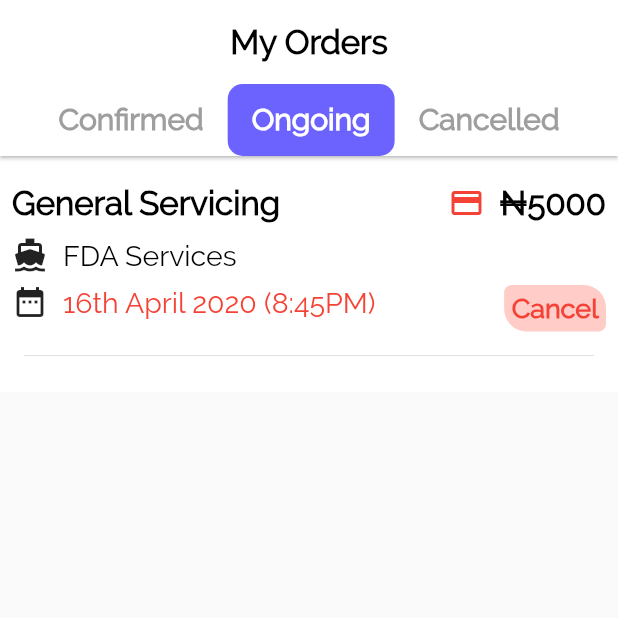
After one commit to ologunB/autoserve, a Flutter app: the OrdersView screen opened directly, tab 2 chosen, on a phone screen of 412 x 824 dp, the top half of it. The commit adds this screen. Run offline on Flutter 3.47's test engine with Material 2 defaults, Android fonts, the phone set to English and light mode, and no system bars; our stand-ins replace pin_code_fields; missing offline and left inert: country_pickers.

Commit message:
First Commit

```diff
--- a/lib/views/auth/register_complete_page.dart
+++ b/lib/views/auth/register_complete_page.dart
@@ -15,7 +15,7 @@ class _RegisterCompleteScreenState extends State<RegisterCompleteScreen> {
       body: InkWell(
         onTap: () {
           Navigator.of(context).pushReplacement(
-              CupertinoPageRoute(builder: (context) => LayoutTemplate()));
+              MaterialPageRoute(builder: (context) => LayoutTemplate()));
         },
         child: Container(
           padding: EdgeInsets.all(20),
--- /dev/null
+++ b/lib/views/orders/ongoing/ongoing_order.dart
@@ -0,0 +1,109 @@
+import 'package:flutter/cupertino.dart';
+import 'package:flutter/material.dart';
+
+class OngoingOrders extends StatefulWidget {
+  @override
+  _OngoingOrdersState createState() => _OngoingOrdersState();
+}
+
+class _OngoingOrdersState extends State<OngoingOrders> {
+  @override
+  Widget build(BuildContext context) {
+    return Container(
+      child: ListView.builder(
+        itemBuilder: (context, index) {
+          return Container(
+            padding: EdgeInsets.all(8),
+            color: Colors.white,
+            child: Column(
+              children: <Widget>[
+                Row(
+                  mainAxisAlignment: MainAxisAlignment.spaceBetween,
+                  children: <Widget>[
+                    Expanded(
+                        child: Padding(
+                      padding: const EdgeInsets.symmetric(vertical: 10.0),
+                      child: Text(
+                        "General Servicing",
+                        style: TextStyle(
+                            fontSize: 22,
+                            fontWeight: FontWeight.w800,
+                            color: Colors.black),
+                      ),
+                    )),
+                    Icon(
+                      Icons.payment,
+                      color: Colors.red,
+                    ),
+                    SizedBox(width: 10),
+                    Text("₦5000",
+                        style: TextStyle(
+                            fontSize: 22,
+                            fontWeight: FontWeight.w800,
+                            color: Colors.black))
+                  ],
+                ),
+                Row(
+                  children: <Widget>[
+                    Icon(Icons.directions_boat),
+                    SizedBox(width: 10),
+                    Text("FDA Services",
+                        style: TextStyle(
+                            fontSize: 19,
+                            fontWeight: FontWeight.w300,
+                            color: Colors.black))
+                  ],
+                ),
+                Row(
+                  children: <Widget>[
+                    Expanded(
+                      child: Row(
+                        children: <Widget>[
+                          Icon(Icons.date_range),
+                          SizedBox(width: 10),
+                          Text("16th April 2020 (8:45PM)",
+                              style: TextStyle(
+                                  fontSize: 19,
+                                  fontWeight: FontWeight.w300,
+                                  color: Colors.red))
+                        ],
+                      ),
+                    ),
+                    Padding(
+                      padding: EdgeInsets.only(top: 8.0),
+                      child: Container(
+                        decoration: BoxDecoration(
+                          color: Colors.redAccent[100].withAlpha(111),
+                          borderRadius: BorderRadius.only(
+                            bottomLeft: Radius.circular(15),
+                            bottomRight: Radius.circular(5),
+                            topLeft: Radius.circular(5),
+                            topRight: Radius.circular(15),
+                          ),
+                        ),
+                        padding: EdgeInsets.all(5),
+                        child: Text(
+                          "Cancel",
+                          style: TextStyle(
+                              color: Colors.red,
+                              fontSize: 18,
+                              fontWeight: FontWeight.w600),
+                        ),
+                      ),
+                    )
+                  ],
+                ),
+                Padding(
+                  padding: const EdgeInsets.all(8.0),
+                  child: Divider(),
+                )
+              ],
+            ),
+          );
+        },
+        shrinkWrap: true,
+        itemCount: 1,
+      ),
+    );
+  }
+}
--- a/lib/views/orders/order_view.dart
+++ b/lib/views/orders/order_view.dart
@@ -1,3 +1,7 @@
+import 'package:autoserve/utils/styles.dart';
+import 'package:autoserve/views/orders/cancelled/cancelled_order.dart';
+import 'package:autoserve/views/orders/confirmed/confirmed_order.dart';
+import 'package:autoserve/views/orders/ongoing/ongoing_order.dart';
 import 'package:flutter/material.dart';
 
 class OrdersView extends StatefulWidget {
@@ -7,13 +11,71 @@ class OrdersView extends StatefulWidget {
   _OrdersViewState createState() => _OrdersViewState();
 }
 
-class _OrdersViewState extends State<OrdersView> {
+class _OrdersViewState extends State<OrdersView>
+    with AutomaticKeepAliveClientMixin {
+  @override
+  bool get wantKeepAlive => true;
   @override
   Widget build(BuildContext context) {
-    return SafeArea(
-      child: Container(
-          child: Text("Orders View",
-              style: TextStyle(fontSize: 44, fontWeight: FontWeight.w500))),
+    return DefaultTabController(
+      length: 3,
+      child: Scaffold(
+        appBar: AppBar(
+          iconTheme: IconThemeData(color: Colors.white),
+          backgroundColor: Colors.white,
+          elevation: 1.0,
+          bottom: TabBar(
+              isScrollable: true,
+              unselectedLabelColor: Colors.grey[500],
+              indicatorSize: TabBarIndicatorSize.tab,
+              indicator: BoxDecoration(
+                  borderRadius: BorderRadius.circular(10),
+                  color: Styles.appPrimaryColor),
+              tabs: [
+                Tab(
+                  child: Align(
+                    alignment: Alignment.center,
+                    child: Text(
+                      "Confirmed",
+                      style:
+                          TextStyle(fontSize: 20, fontWeight: FontWeight.bold),
+                    ),
+                  ),
+                ),
+                Tab(
+                  child: Align(
+                    alignment: Alignment.center,
+                    child: Text("Ongoing",
+                        style: TextStyle(
+                            fontSize: 20, fontWeight: FontWeight.bold)),
+                  ),
+                ),
+                Tab(
+                  child: Align(
+                    alignment: Alignment.center,
+                    child: Text("Cancelled",
+                        style: TextStyle(
+                            fontSize: 20, fontWeight: FontWeight.bold)),
+                  ),
+                ),
+              ]),
+          title: Text(
+            "My Orders",
+            style: TextStyle(
+                color: Colors.black, fontSize: 22, fontWeight: FontWeight.bold),
+          ),
+          centerTitle: true,
+        ),
+        body: Container(
+          height: double.infinity,
+          width: double.infinity,
+          child: TabBarView(children: [
+            ConfirmedOrders(),
+            OngoingOrders(),
+            CancelledOrders()
+          ]),
+        ),
+      ),
     );
   }
 }
--- a/pubspec.yaml
+++ b/pubspec.yaml
@@ -13,6 +13,7 @@ dependencies:
   flutter_spinkit:
   country_pickers: ^1.2.0
   pin_code_fields: ^2.5.1
+  flutter_custom_clippers: ^1.1.0
 
 dev_dependencies:
   flutter_test:
```
Also changed, not shown: lib/views/auth/select_user_type.dart (+5 -3 lines), lib/views/home/home_view.dart (+6 -5 lines), lib/views/orders/cancelled/cancelled_order.dart (added, +81 -0 lines), lib/views/orders/confirmed/confirmed_order.dart (added, +90 -0 lines), lib/views/orders/confirmed/order_confirmed_done.dart (added, +30 -0 lines), lib/views/orders/confirmed/rate_confirmed_order.dart (added, +93 -0 lines), assets/images/Profile/person.png (added), assets/images/confirmed.PNG (added), pubspec.lock.
